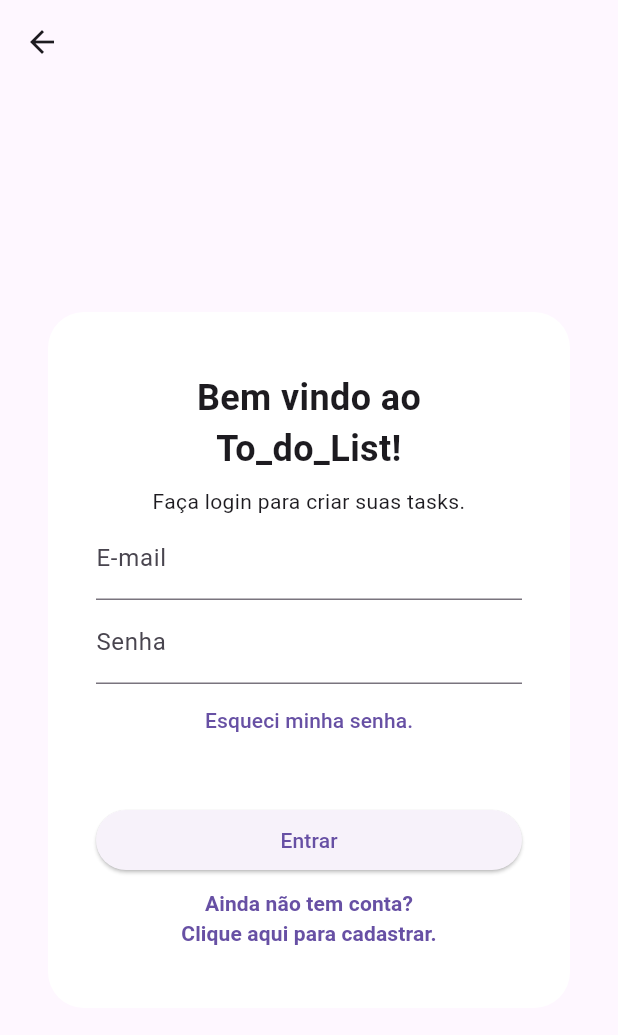
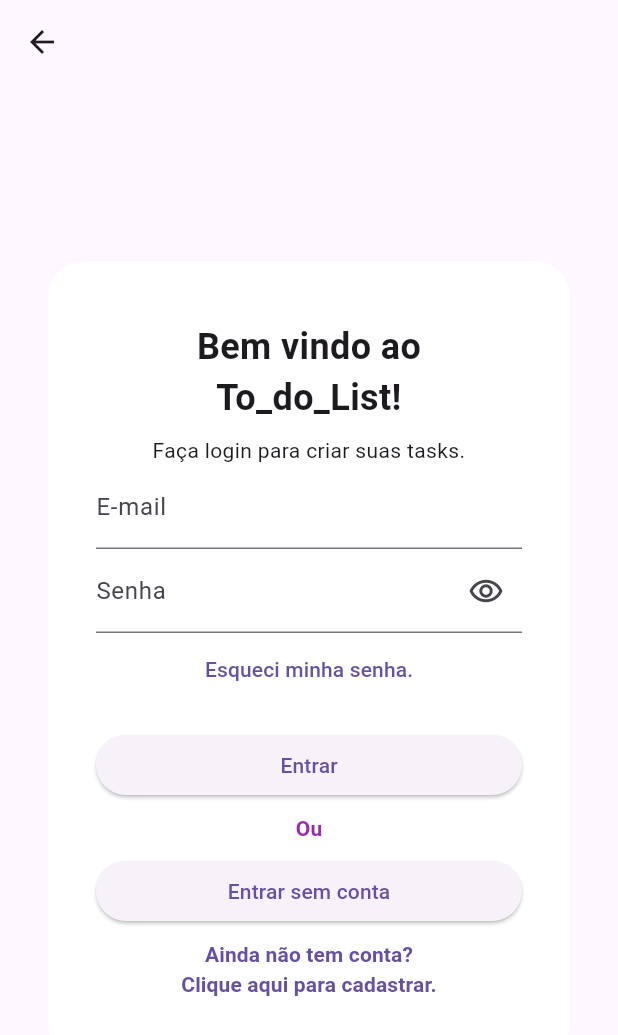
Before and after one commit to danielrgb23/to_do_list_test_fibbo, a Flutter app: the AuthScreen screen opened directly, on a phone screen of 412 x 824 dp. Shown: the top 1035 px of the screen. Run offline on Flutter 3.47's test engine with Material 3 defaults, Android fonts, the phone set to English and light mode, and no system bars; our stand-ins replace cloud_firestore, firebase_auth, firebase_core, google_sign_in, sqflite; accounts and stored records are empty.

Commit message:
feat: adicionando animações e login guest

```diff
--- a/lib/screens/auth_screen.dart
+++ b/lib/screens/auth_screen.dart
@@ -1,5 +1,6 @@
 import 'package:flutter/material.dart';
 import 'package:provider/provider.dart';
+import 'package:to_do_list/screens/home_screen.dart';
 import 'package:to_do_list/services/auth_service.dart';
 import 'package:to_do_list/widgets/show_snack_bar.dart';
 import 'package:to_do_list/providers/task_provider.dart';
@@ -11,26 +12,63 @@ class AuthScreen extends StatefulWidget {
   State<AuthScreen> createState() => _AuthScreenState();
 }
 
-class _AuthScreenState extends State<AuthScreen> {
+class _AuthScreenState extends State<AuthScreen>
+    with SingleTickerProviderStateMixin {
   final TextEditingController _emailController = TextEditingController();
   final TextEditingController _senhaController = TextEditingController();
   final TextEditingController _confirmaController = TextEditingController();
   final TextEditingController _nomeController = TextEditingController();
 
   bool isEntrando = true;
+  bool _isLoading = false;
+  bool _obscurePassword1 = true;
+  bool _obscurePassword2 = true;
 
   final _formKey = GlobalKey<FormState>();
+
+  late AnimationController _animationController;
+  late Animation<double> _rotationAnimation;
+
+  @override
+  void initState() {
+    super.initState();
+    _animationController = AnimationController(
+      vsync: this,
+      duration: const Duration(milliseconds: 500),
+    );
+    _rotationAnimation = Tween<double>(begin: 0, end: 1).animate(
+      CurvedAnimation(parent: _animationController, curve: Curves.easeInOut),
+    );
+  }
+
+  @override
+  void dispose() {
+    _animationController.dispose();
+    _emailController.dispose();
+    _senhaController.dispose();
+    _confirmaController.dispose();
+    _nomeController.dispose();
+    super.dispose();
+  }
 
   @override
   Widget build(BuildContext context) {
     return Scaffold(
       appBar: AppBar(),
       body: Padding(
-        padding: const EdgeInsets.symmetric(
-          horizontal: 32,
-        ),
+        padding: const EdgeInsets.symmetric(horizontal: 32),
         child: Center(
           child: SingleChildScrollView(
+            child: AnimatedBuilder(
+              animation: _rotationAnimation,
+              builder: (context, child) {
+                return Transform(
+                  transform:
+                      Matrix4.rotationY(2 * 3.14159 * _rotationAnimation.value),
+                  alignment: Alignment.center,
+                  child: child,
+                );
+              },
               child: Container(
                 decoration: BoxDecoration(
                   color: Colors.white,
@@ -64,7 +102,8 @@ class _AuthScreenState extends State<AuthScreen> {
                       ),
                       TextFormField(
                         controller: _emailController,
-                      decoration: const InputDecoration(label: Text("E-mail")),
+                        decoration:
+                            const InputDecoration(label: Text("E-mail")),
                         validator: (value) {
                           if (value == null || value == "") {
                             return "O valor de e-mail deve ser preenchido";
@@ -79,8 +118,22 @@ class _AuthScreenState extends State<AuthScreen> {
                       ),
                       TextFormField(
                         controller: _senhaController,
-                      obscureText: true,
-                      decoration: const InputDecoration(label: Text("Senha")),
+                        obscureText: _obscurePassword1,
+                        decoration: InputDecoration(
+                          label: Text("Senha"),
+                          suffixIcon: IconButton(
+                            onPressed: () {
+                              setState(() {
+                                _obscurePassword1 = !_obscurePassword1;
+                              });
+                            },
+                            icon: Icon(
+                              _obscurePassword1
+                                  ? Icons.remove_red_eye_outlined
+                                  : Icons.visibility_off,
+                            ),
+                          ),
+                        ),
                         validator: (value) {
                           if (value == null || value.length < 4) {
                             return "Insira uma senha válida.";
@@ -97,17 +150,27 @@ class _AuthScreenState extends State<AuthScreen> {
                           child: Text("Esqueci minha senha."),
                         ),
                       ),
-                    Padding(
-                      padding: const EdgeInsets.all(8.0),
-                      child: Visibility(
+                      Visibility(
                         visible: !isEntrando,
                         child: Column(
                           children: [
                             TextFormField(
                               controller: _confirmaController,
-                                obscureText: true,
-                                decoration: const InputDecoration(
+                              obscureText: _obscurePassword2,
+                              decoration: InputDecoration(
                                 label: Text("Confirme a senha"),
+                                suffixIcon: IconButton(
+                                  onPressed: () {
+                                    setState(() {
+                                      _obscurePassword2 = !_obscurePassword2;
+                                    });
+                                  },
+                                  icon: Icon(
+                                    _obscurePassword2
+                                        ? Icons.remove_red_eye_outlined
+                                        : Icons.visibility_off,
+                                  ),
+                                ),
                               ),
                               validator: (value) {
                                 if (value == null || value.length < 4) {
@@ -132,21 +195,48 @@ class _AuthScreenState extends State<AuthScreen> {
                               },
                             ),
                           ],
-                          )),
+                        ),
                       ),
                       const SizedBox(height: 16),
                       ElevatedButton(
                         onPressed: () {
                           botaoEnviarClicado();
                         },
+                        child: _isLoading
+                            ? const SizedBox(
+                                width: 24,
+                                height: 24,
+                                child: CircularProgressIndicator(
+                                  strokeWidth: 3,
+                                ),
+                              )
+                            : Text((isEntrando) ? "Entrar" : "Cadastrar"),
+                      ),
+                      const Padding(
+                        padding: EdgeInsets.only(top: 8.0, bottom: 8.0),
+                        child: Center(
                           child: Text(
-                        (isEntrando) ? "Entrar" : "Cadastrar",
+                            'Ou',
+                            style: TextStyle(
+                                fontWeight: FontWeight.bold,
+                                color: Colors.purple),
                           ),
+                        ),
+                      ),
+                      ElevatedButton(
+                        onPressed: () {
+                          Navigator.pushAndRemoveUntil(context,
+                              MaterialPageRoute(builder: (context) {
+                            return HomeScreen();
+                          }), (Route<dynamic> route) => false);
+                        },
+                        child: const Text('Entrar sem conta'),
                       ),
                       TextButton(
                         onPressed: () {
                           setState(() {
                             isEntrando = !isEntrando;
+                            _animationController.forward(from: 0);
                           });
                         },
                         child: Text(
@@ -158,8 +248,9 @@ class _AuthScreenState extends State<AuthScreen> {
                             fontWeight: FontWeight.bold,
                           ),
                         ),
-                    )
+                      ),
                     ],
+                  ),
                 ),
               ),
             ),
@@ -184,39 +275,59 @@ class _AuthScreenState extends State<AuthScreen> {
   }
 
   _entrarUsuario({required String email, required String senha}) {
+    setState(() {
+      _isLoading = true;
+    });
     context.read<AuthService>().userLogin(
         context: context,
         email: email,
         senha: senha,
         onFail: (erro) {
-          if (erro != null) {
-            showSnackBar(context: context, mensagem: erro);
-          }
+          setState(() {
+            _isLoading = false;
+          });
         },
         onSuccess: () {
-          Navigator.pushNamedAndRemoveUntil(
-            context,
-            '/',
-            (Route<dynamic> route) => false,
-          );
+          setState(() {
+            _isLoading = false;
+          });
+          Navigator.pushAndRemoveUntil(context,
+              MaterialPageRoute(builder: (context) {
+            return HomeScreen();
+          }), (Route<dynamic> route) => false);
         });
   }
 
   _criarUsuario(
       {required String email, required String senha, required String nome}) {
-    context.read<AuthService>().cadastrarUsuario(
+    setState(() {
+      _isLoading = true;
+    });
+    context
+        .read<AuthService>()
+        .cadastrarUsuario(
             email: email,
             password: senha,
             name: nome,
             onFail: (erro) {
-          if (erro != null) {
-            showSnackBar(context: context, mensagem: erro);
-          }
+              setState(() {
+                _isLoading = false;
+              });
             },
             onSuccess: () {
               setState(() {
+                _isLoading = false;
                 isEntrando = !isEntrando;
+                _animationController.forward(from: 0);
               });
+            })
+        .then((String? erro) {
+      if (erro != null) {
+        showSnackBar(context: context, mensagem: erro);
+        setState(() {
+          _isLoading = false;
+        });
+      }
     });
   }
 
```
Lines whose indentation alone changed are shown as unchanged.
